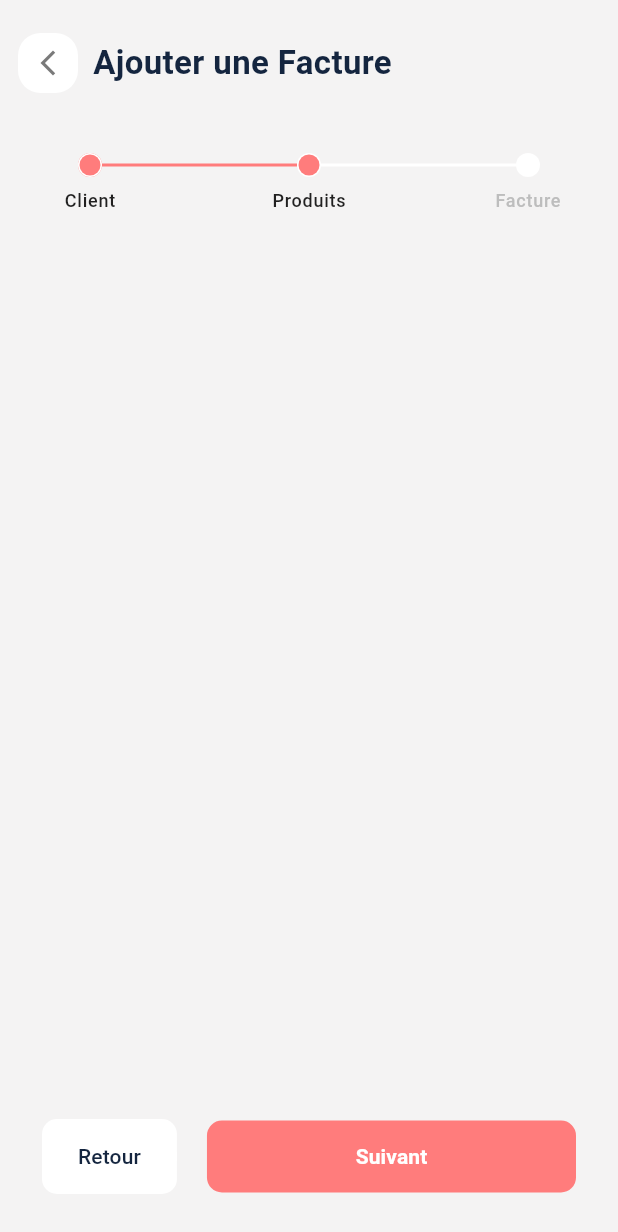
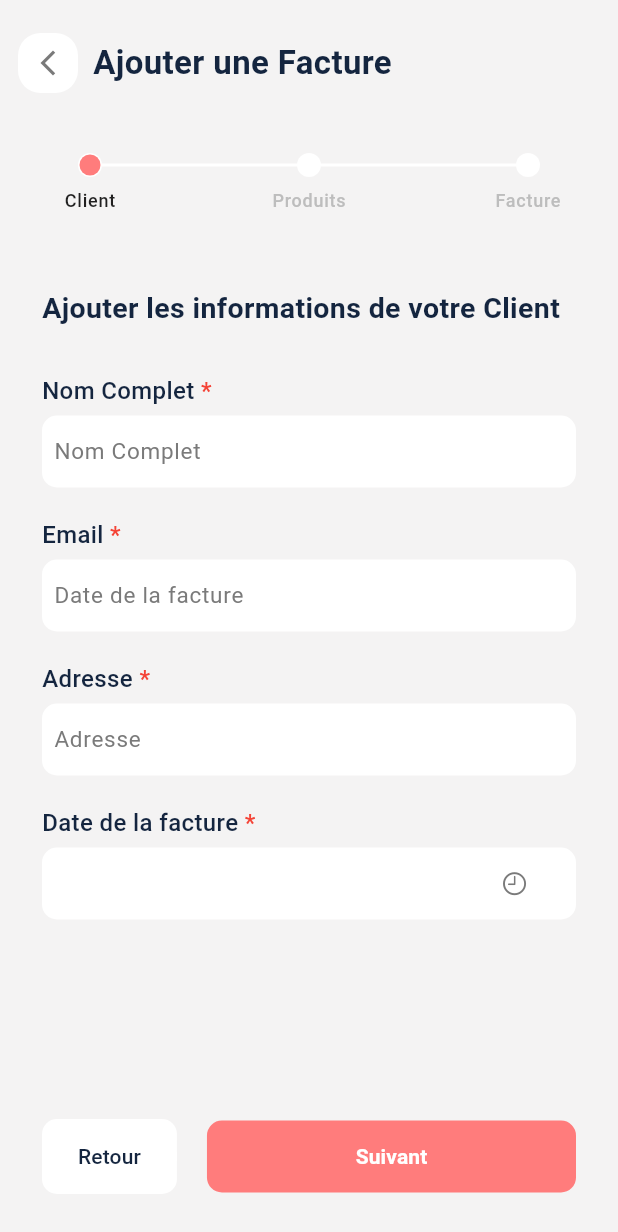
Before and after one commit to Alexo05/MesFacture, a Flutter app: the AddInvoice screen opened directly, after a tap on "Suivant", on a phone screen of 412 x 824 dp. Shown: the top 1232 px of the screen. Run offline on Flutter 3.47's test engine with Material 3 defaults, Android fonts, the light colour scheme and no system bars; drawn by our look-alikes of easy_stepper; our stand-ins replace flutter_holo_date_picker, flutter_slidable; missing offline and left inert: alert_info.

Commit message:
commit03

```diff
--- a/mes_factures/lib/Components/ClientForm.dart
+++ b/mes_factures/lib/Components/ClientForm.dart
@@ -0,0 +1,218 @@
+
+
+import 'package:flutter/cupertino.dart';
+import 'package:flutter/material.dart';
+import 'package:flutter_holo_date_picker/date_picker.dart';
+import 'package:flutter_holo_date_picker/i18n/date_picker_i18n.dart';
+import 'package:intl/intl.dart';
+
+class ClientForm extends StatefulWidget {
+  const ClientForm({super.key, required this.nameController, required this.emailController, required this.adresseController, required this.dateController});
+  final TextEditingController nameController;
+  final TextEditingController emailController;
+  final TextEditingController adresseController;
+  final TextEditingController dateController;
+
+  @override
+  State<ClientForm> createState() => _ClientFormState();
+}
+
+class _ClientFormState extends State<ClientForm> {
+  var invoiceDate;
+  @override
+  Widget build(BuildContext context) {
+    return Column(
+      mainAxisAlignment: MainAxisAlignment.start,
+      crossAxisAlignment: CrossAxisAlignment.start,
+      children: [
+        Text("Ajouter les informations de votre Client",
+              style: TextStyle(
+                fontSize: 19,
+                fontWeight: FontWeight.w700,
+                color: Theme.of(context).colorScheme.onSurface
+              ),),
+        SizedBox(height: 30,),
+         Row(
+            children: [
+              Text("Nom Complet",
+              style: TextStyle(
+                fontSize: 16,
+                fontWeight: FontWeight.w500,
+                color: Theme.of(context).colorScheme.onSurface
+              ),),
+              Text(" *",
+              style: TextStyle(
+                fontSize: 16,
+                fontWeight: FontWeight.w500,
+                color: Colors.red
+              ),),
+            ],
+          ),
+          SizedBox(height: 5,),
+          Container(
+            padding: EdgeInsets.only(left: 8, right: 8),
+            decoration: BoxDecoration(
+              color: Theme.of(context).colorScheme.secondary,
+              borderRadius: BorderRadius.circular(10),
+            ),
+            child: TextFormField(
+              controller: widget.nameController,
+              decoration: InputDecoration(
+                border: InputBorder.none,
+                hintText: "Nom Complet",
+                hintStyle: TextStyle(
+                  color: Theme.of(context).colorScheme.tertiary,
+                  fontSize: 15,
+                ),
+              ),
+              onChanged: (value) {
+                setState(() {
+                });
+              },
+            ),
+          ),
+          SizedBox(height: 20,),
+          Row(
+            children: [
+              Text("Email",
+              style: TextStyle(
+                fontSize: 16,
+                fontWeight: FontWeight.w500,
+                color: Theme.of(context).colorScheme.onSurface
+              ),),
+              Text(" *",
+              style: TextStyle(
+                fontSize: 16,
+                fontWeight: FontWeight.w500,
+                color: Colors.red
+              ),),
+            ],
+          ),
+          SizedBox(height: 5,),
+          Container(
+            padding: EdgeInsets.only(left: 8, right: 8),
+            decoration: BoxDecoration(
+              color: Theme.of(context).colorScheme.secondary,
+              borderRadius: BorderRadius.circular(10),
+            ),
+            child: TextFormField(
+              controller: widget.emailController,
+              decoration: InputDecoration(
+                border: InputBorder.none,
+                hintText: "Date de la facture",
+                hintStyle: TextStyle(
+                  color: Theme.of(context).colorScheme.tertiary,
+                  fontSize: 15,
+                ),
+              ),
+              onChanged: (value) {
+                setState(() {
+                });
+              },
+            ),
+          ),
+           SizedBox(height: 20,),
+          Row(
+            children: [
+              Text("Adresse",
+              style: TextStyle(
+                fontSize: 16,
+                fontWeight: FontWeight.w500,
+                color: Theme.of(context).colorScheme.onSurface
+              ),),
+              Text(" *",
+              style: TextStyle(
+                fontSize: 16,
+                fontWeight: FontWeight.w500,
+                color: Colors.red
+              ),),
+            ],
+          ),
+          SizedBox(height: 5,),
+           Container(
+            padding: EdgeInsets.only(left: 8, right: 8),
+            decoration: BoxDecoration(
+              color: Theme.of(context).colorScheme.secondary,
+              borderRadius: BorderRadius.circular(10),
+            ),
+            child: TextFormField(
+              controller: widget.adresseController,
+              decoration: InputDecoration(
+                border: InputBorder.none,
+                hintText: "Adresse",
+                hintStyle: TextStyle(
+                  color: Theme.of(context).colorScheme.tertiary,
+                  fontSize: 15,
+                ),
+              ),
+              onChanged: (value) {
+                setState(() {
+                });
+              },
+            ),
+          ),
+          SizedBox(height: 20,),
+          Row(
+            children: [
+              Text("Date de la facture",
+              style: TextStyle(
+                fontSize: 16,
+                fontWeight: FontWeight.w500,
+                color: Theme.of(context).colorScheme.onSurface
+              ),),
+              Text(" *",
+              style: TextStyle(
+                fontSize: 16,
+                fontWeight: FontWeight.w500,
+                color: Colors.red
+              ),),
+            ],
+          ),
+          SizedBox(height: 5,),
+           Container(
+            padding: EdgeInsets.only(left: 8, right: 8),
+            width: double.infinity,
+            decoration: BoxDecoration(
+              color: Theme.of(context).colorScheme.secondary,
+              borderRadius: BorderRadius.circular(10),
+            ),
+            child: ElevatedButton(
+              onPressed: () async {
+                    var datePicked = await DatePicker.showSimpleDatePicker(
+                        context,
+                        // initialDate: DateTime(2020),
+                        firstDate: DateTime(2020),
+                        lastDate: DateTime(2090),
+                        dateFormat: "dd-MMMM-yyyy",
+                        locale: DateTimePickerLocale.en_us,
+                        looping: true,
+                      );
+                    setState(() {
+                      if(datePicked != null) invoiceDate = DateFormat('dd-MM-yyyy').format(datePicked);
+                      widget.dateController.text = invoiceDate.toString();
+                    });
+              },
+              style: ButtonStyle(
+                backgroundColor: WidgetStateProperty.all(Colors.transparent),
+                shadowColor: WidgetStateProperty.all(Colors.transparent),
+              ),
+              // ignore: prefer_if_null_operators
+              child: Row(
+                mainAxisAlignment: MainAxisAlignment.spaceBetween,
+                children: [
+                  Text(widget.dateController.text ?? "Selectionner une date",
+                  textAlign: TextAlign.start,
+                  style: TextStyle(
+                    color: Theme.of(context).colorScheme.tertiary,
+                    ),
+                    ),
+                  Icon(CupertinoIcons.time, color: Theme.of(context).colorScheme.tertiary,)
+                ],
+              ),
+            ),
+          ),
+
+      ],
+    );
+  }
+}
--- a/mes_factures/lib/Screens/Home/HomeScreen.dart
+++ b/mes_factures/lib/Screens/Home/HomeScreen.dart
@@ -1,6 +1,5 @@
 import 'dart:convert';
 import 'dart:io';
-import 'dart:math';
 
 import 'package:alert_info/alert_info.dart';
 import 'package:flutter/cupertino.dart';
--- a/mes_factures/lib/Screens/Invoices/AddInvoice.dart
+++ b/mes_factures/lib/Screens/Invoices/AddInvoice.dart
@@ -1,5 +1,7 @@
+import 'package:alert_info/alert_info.dart';
 import 'package:easy_stepper/easy_stepper.dart';
 import 'package:flutter/material.dart';
+import 'package:mes_factures/Components/ClientForm.dart';
 
 class AddInvoice extends StatefulWidget {
   const AddInvoice({super.key});
@@ -12,13 +14,29 @@ class _AddInvoiceState extends State<AddInvoice> {
 
   int activeStep = 0;
   bool isForward = true;
+  final _formKey = GlobalKey<FormState>();
+  final TextEditingController nameController = TextEditingController();
+  final TextEditingController emailController = TextEditingController();
+  final TextEditingController adressController = TextEditingController();
+  final TextEditingController dateController = TextEditingController();
+
 
   void nextStep() {
       setState(() {
-        if(activeStep == 1 ){
-
-            activeStep++;
-            isForward = true;
+        if(activeStep == 0 ){
+            if(nameController.text.isNotEmpty && emailController.text.isNotEmpty && adressController.text.isNotEmpty && dateController.text.isNotEmpty){
+              activeStep++;
+              isForward = true;
+            }
+            else{
+               AlertInfo.show(
+                    context: context,
+                    text: 'Veuillez d\'abord remplir tous les champs.',
+                    typeInfo: TypeInfo.error,
+                    backgroundColor: Colors.white,
+                    textColor: Colors.grey.shade800,
+                );
+            }
         }
         else if (activeStep < 2) {
           activeStep++;
@@ -141,7 +159,34 @@ class _AddInvoiceState extends State<AddInvoice> {
                                  ),
                     ),
                     SizedBox(height: 20,),
-
+                SingleChildScrollView(
+                  child: Padding(
+                    padding: EdgeInsets.only(left: 16, right: 16),
+                    child: Form(
+                      key: _formKey,
+                      child: AnimatedSwitcher(
+                        duration: Duration(milliseconds: 500), // Animation speed
+                        transitionBuilder: (Widget child, Animation<double> animation) {
+                          // Swipe Animation
+                          final slideOffset = isForward ? Offset(-1, 0) : Offset(1, 0);
+                          return SlideTransition(
+                            position: Tween<Offset>(begin: slideOffset, end: Offset.zero)
+                                .animate(animation),
+                            child: child,
+                          );
+                        },
+                        child: Column(
+                          key: ValueKey<int>(activeStep), // Ensure animation applies when activeStep changes
+                          mainAxisAlignment: MainAxisAlignment.center,
+                          children: [
+                            if (activeStep == 0)
+                              ClientForm(nameController: nameController, emailController: emailController, adresseController: adressController, dateController: dateController,),
+                          ],
+                        ),
+                      ),
+                    ),
+                  ),
+                ),
               ],
             ),
              Padding(
--- a/mes_factures/pubspec.yaml
+++ b/mes_factures/pubspec.yaml
@@ -38,6 +38,8 @@ dependencies:
   alert_info: ^0.0.2
   path_provider: ^2.0.14
   easy_stepper: ^0.8.5+1
+  flutter_holo_date_picker: ^2.0.0
+  intl: ^0.18.1
 
 dev_dependencies:
   flutter_test:
```
Also changed, not shown: mes_factures/pubspec.lock.
